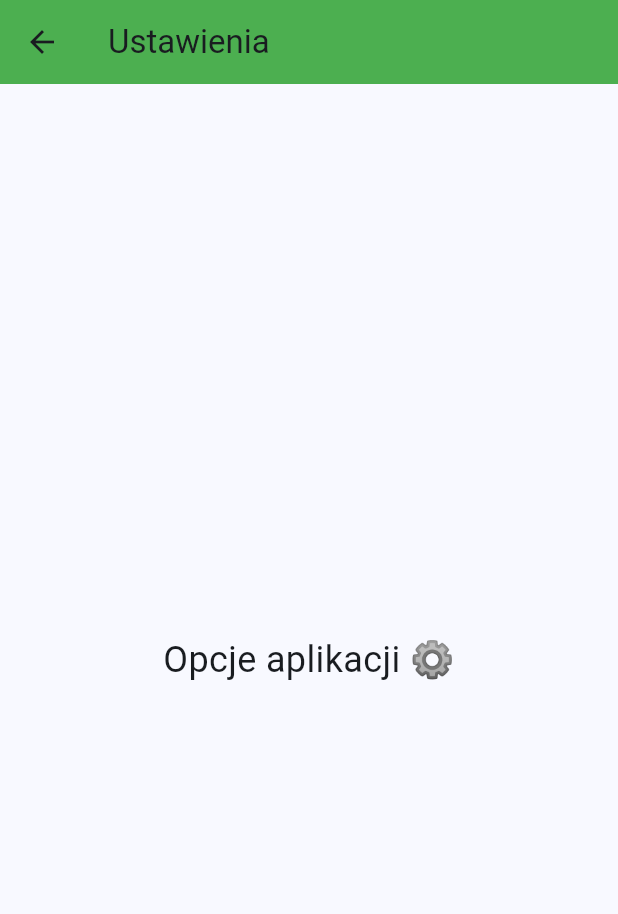
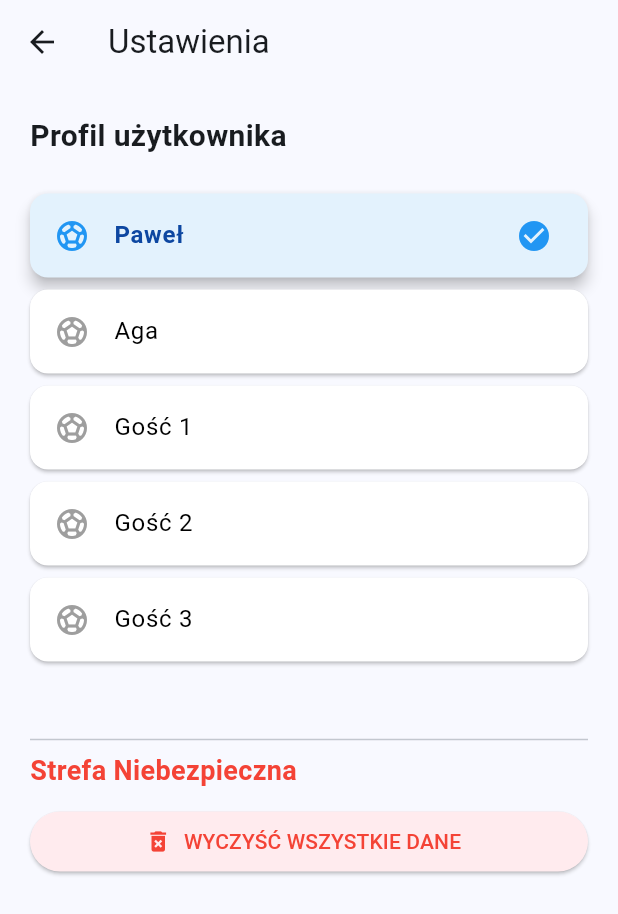
Before and after one commit to pszyma2/moja_testowa_aplikacja, a Flutter app: the SettingsPage screen opened directly, on a phone screen of 412 x 824 dp. Shown: the top 914 px of the screen. Run offline on Flutter 3.47's test engine with Material 3 defaults, Android fonts, the light colour scheme and no system bars; our stand-ins replace audioplayers, shared_preferences; accounts and stored records are empty.

```diff
--- a/lib/screens/settings_page.dart
+++ b/lib/screens/settings_page.dart
@@ -1,17 +1,128 @@
 import 'package:flutter/material.dart';
+import 'package:shared_preferences/shared_preferences.dart';
 
-class SettingsPage extends StatelessWidget {
+class SettingsPage extends StatefulWidget {
   const SettingsPage({super.key});
+
+  @override
+  State<SettingsPage> createState() => _SettingsPageState();
+}
+
+class _SettingsPageState extends State<SettingsPage> {
+  final TextEditingController _nameController = TextEditingController();
+  final List<String> _players = ["Paweł", "Aga", "Gość 1", "Gość 2", "Gość 3"];
+  String _selectedPlayer = "Paweł";
+  @override
+  void initState() {
+    super.initState();
+    _loadName();
+  }
+
+  void _loadName() async {
+    final prefs = await SharedPreferences.getInstance();
+    setState(() {
+      _nameController.text = prefs.getString('userName') ?? "";
+    });
+  }
+
+  void _selectPlayer(String name) async {
+    final prefs = await SharedPreferences.getInstance();
+    setState(() {
+      _selectedPlayer = name;
+    });
+    // To sprawi, że apka zapamięta, kto teraz rządzi na Samsungu!
+    await prefs.setString('activePlayer', name);
+  }
+
+  void _clearAllData() async {
+    final prefs = await SharedPreferences.getInstance();
+    await prefs.clear();
+    setState(() {
+      _nameController.clear();
+    });
+    if (mounted) {
+      ScaffoldMessenger.of(context).showSnackBar(
+        const SnackBar(content: Text('Pamięć aplikacji wyczyszczona!')),
+      );
+    }
+  }
 
   @override
   Widget build(BuildContext context) {
     return Scaffold(
-      appBar: AppBar(
-        title: const Text('Ustawienia'),
-        backgroundColor: Colors.green, // Jeszcze inny kolor
-      ),
-      body: const Center(
-        child: Text('Opcje aplikacji ⚙️', style: TextStyle(fontSize: 24)),
+      appBar: AppBar(title: const Text('Ustawienia')),
+      body: SingleChildScrollView(
+        child: Padding(
+          padding: const EdgeInsets.all(20.0),
+          child: Column(
+            crossAxisAlignment: CrossAxisAlignment.start,
+            children: [
+              const Text(
+                'Profil użytkownika',
+                style: TextStyle(fontSize: 20, fontWeight: FontWeight.bold),
+              ),
+              const SizedBox(height: 20),
+              Column(
+                children: _players.map((name) {
+                  return Card(
+                    elevation: _selectedPlayer == name ? 4 : 1,
+                    color: _selectedPlayer == name
+                        ? Colors.blue[50]
+                        : Colors.white,
+                    margin: const EdgeInsets.symmetric(vertical: 4),
+                    child: ListTile(
+                      leading: Icon(
+                        Icons.sports_soccer,
+                        color: _selectedPlayer == name
+                            ? Colors.blue
+                            : Colors.grey,
+                      ),
+                      title: Text(
+                        name,
+                        style: TextStyle(
+                          color: _selectedPlayer == name
+                              ? Colors.blue[900]
+                              : Colors.black,
+                          fontWeight: _selectedPlayer == name
+                              ? FontWeight.bold
+                              : FontWeight.normal,
+                        ),
+                      ),
+                      trailing: _selectedPlayer == name
+                          ? const Icon(Icons.check_circle, color: Colors.blue)
+                          : null,
+                      onTap: () => _selectPlayer(name),
+                    ),
+                  );
+                }).toList(),
+              ), // Ten przecinek i nawias są kluczowe!
+
+              const SizedBox(height: 40),
+              const Divider(),
+              const Text(
+                'Strefa Niebezpieczna',
+                style: TextStyle(
+                  fontSize: 18,
+                  color: Colors.red,
+                  fontWeight: FontWeight.bold,
+                ),
+              ),
+              const SizedBox(height: 10),
+              SizedBox(
+                width: double.infinity,
+                child: ElevatedButton.icon(
+                  onPressed: _clearAllData,
+                  icon: const Icon(Icons.delete_forever),
+                  label: const Text('WYCZYŚĆ WSZYSTKIE DANE'),
+                  style: ElevatedButton.styleFrom(
+                    backgroundColor: Colors.red[50],
+                    foregroundColor: Colors.red,
+                  ),
+                ),
+              ),
+            ],
+          ),
+        ),
       ),
     );
   }
```
Also changed, not shown: lib/main.dart (+42 -36 lines), lib/screens/stats_page.dart (+85 -51 lines), pubspec.yaml (+5 -69 lines), pubspec.lock, 8 other files.
